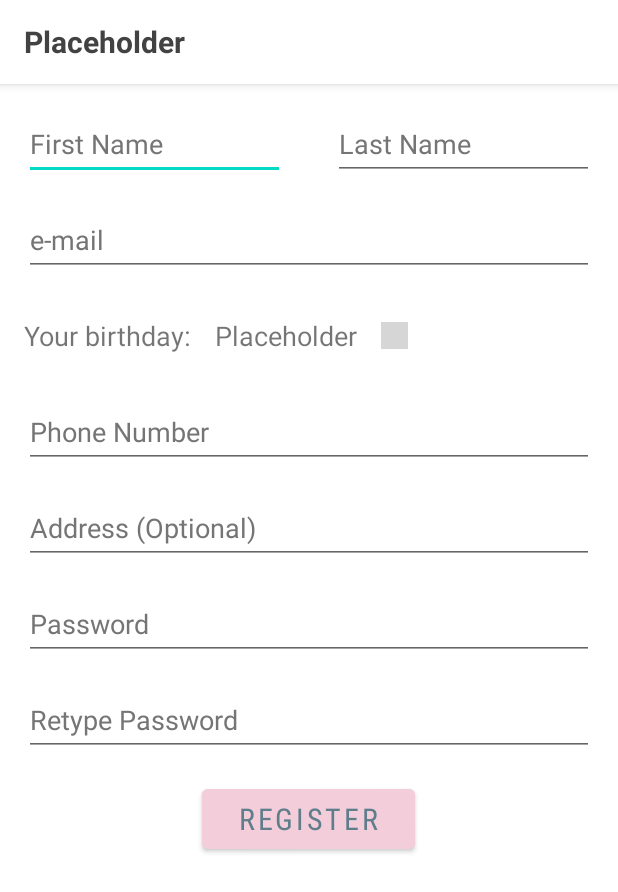
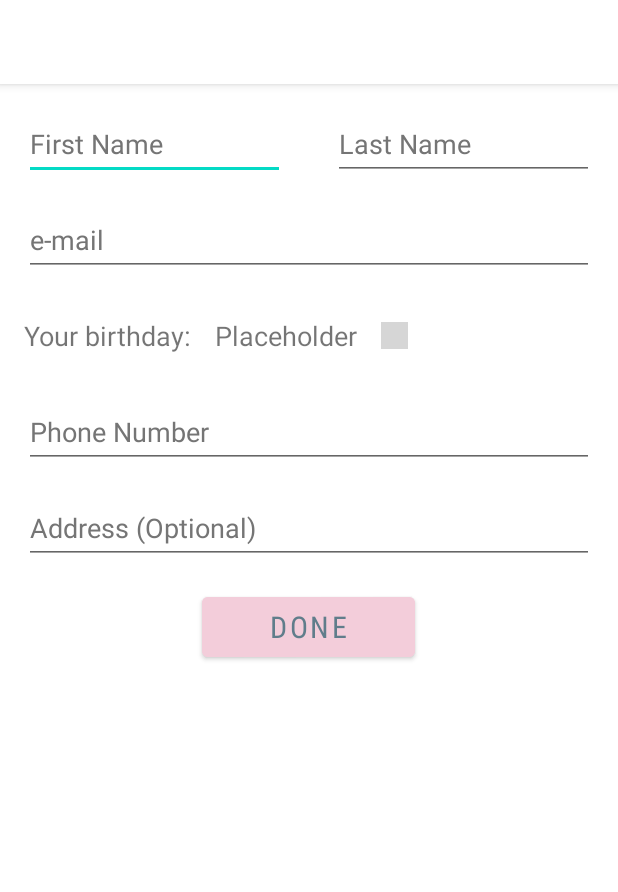
Before and after one commit to appeldaniel1998/ABM, an Android app: the ClientsEditClientActivity screen opened directly, with no data from a screen before it, on a phone screen of 412 x 824 dp. Shown: the top 892 px of the screen. Run offline under Robolectric (Android 15) with nearby library versions, the phone set to English and light mode, and no system bars; our stand-ins replace Firebase (no records; nobody signed in at launch, a user with empty details on screens opened directly); 7 statements that could not run were skipped; grey boxes are pictures that could not be loaded.

Commit message:
Added "edit client"

```diff
--- a/app/src/main/java/com/example/abm/Clients/ClientsEditClientActivity.java
+++ b/app/src/main/java/com/example/abm/Clients/ClientsEditClientActivity.java
@@ -1,42 +1,91 @@
 package com.example.abm.Clients;
 
+import android.annotation.SuppressLint;
 import android.app.ProgressDialog;
 import android.content.Intent;
 import android.os.Bundle;
+import android.view.View;
+import android.widget.Button;
 import android.widget.TextView;
 
-import androidx.appcompat.app.AppCompatActivity;
+import com.example.abm.BaseActivity;
+import com.example.abm.R;
+import com.google.firebase.firestore.FirebaseFirestore;
 
-import com.example.abm.R;
-
-public class ClientsEditClientActivity extends AppCompatActivity {
+public class ClientsEditClientActivity extends BaseActivity {
 
     Client client;
     String clientUID;
 
     private TextView titleName;
-    private TextView name;
+    private TextView firstName;
+    private TextView lastName;
     private TextView email;
     private TextView birthday;
     private TextView phoneNumber;
     private TextView address;
+
+    private Button doneEditingButton;
+
+    FirebaseFirestore database;
 
     @Override
     protected void onCreate(Bundle savedInstanceState) {
         super.onCreate(savedInstanceState);
         setContentView(R.layout.activity_logreg_register);
 
+        database = super.getCurrDatabase();
+
         ProgressDialog progressDialog;
-        progressDialog = ProgressDialog.show(this, "Client", "Loading, please wait...", true);
+        progressDialog = ProgressDialog.show(this, "Edit Client", "Loading, please wait...", true);
+
+        doneEditingButton = findViewById(R.id.registerButton);
+        titleName = findViewById(R.id.title);
+        firstName = findViewById(R.id.firstName);
+        lastName = findViewById(R.id.lastName);
+        email = findViewById(R.id.email);
+        phoneNumber = findViewById(R.id.phoneNumber);
+        address = findViewById(R.id.address);
+        birthday = findViewById(R.id.birthdayDatePicker);
+        findViewById(R.id.password).setVisibility(View.GONE);
+        findViewById(R.id.retypePassword).setVisibility(View.GONE);
 
         Intent intent = getIntent();
         clientUID = intent.getStringExtra("clientUID");
 
-//        titleName = findViewById(R.id.titleFullName);
-//        name = findViewById(R.id.fullNamePlaceholder);
-//        email = findViewById(R.id.emailPlaceholder);
-//        birthday = findViewById(R.id.birthdayPlaceholder);
-//        phoneNumber = findViewById(R.id.phoneNumberPlaceholder);
-//        address = findViewById(R.id.addressPlaceholder);
+        database.collection("Clients").document(clientUID)
+                .get()
+                .addOnSuccessListener(documentSnapshot -> { // If client info retrieved successfully from the DB
+                    client = documentSnapshot.toObject(Client.class);
+                    initValuesOfLayout();
+                    progressDialog.dismiss();
+
+                    doneEditingButton.setOnClickListener(new View.OnClickListener() {
+                        @Override
+                        public void onClick(View v) {
+                            Client userToAdd = new Client(firstName.getText().toString(), lastName.getText().toString(), email.getText().toString(),
+                                    phoneNumber.getText().toString(), address.getText().toString(), birthday.getText().toString(), clientUID); //creating a new user
+                            database.collection("Clients").document(clientUID).set(userToAdd); //adding user data to database
+
+                            Intent myIntent = new Intent(ClientsEditClientActivity.this, ClientsSingleClientViewActivity.class);
+                            myIntent.putExtra("clientUID", clientUID); //Optional parameters
+                            ClientsEditClientActivity.this.startActivity(myIntent);
+                            finish();
+                        }
+                    });
+                });
+    }
+
+    @SuppressLint("SetTextI18n")
+    private void initValuesOfLayout() {
+        String fullName = client.getFirstName() + " " + this.client.getLastName();
+        titleName.setText(fullName);
+        firstName.setText(client.getFirstName());
+        lastName.setText(client.getLastName());
+        email.setText(client.getEmail());
+        birthday.setText(client.getBirthdayDate());
+        phoneNumber.setText(client.getPhoneNumber());
+        address.setText(client.getAddress());
+        doneEditingButton.setText("Done");
     }
 }
--- a/app/src/main/java/com/example/abm/Clients/ClientsSingleClientViewActivity.java
+++ b/app/src/main/java/com/example/abm/Clients/ClientsSingleClientViewActivity.java
@@ -49,13 +49,11 @@ public class ClientsSingleClientViewActivity extends BaseActivity {
             progressDialog.dismiss();
 
             editClientButton.setOnClickListener(v -> {
-                Intent myIntent = new Intent(ClientsSingleClientViewActivity.this, ClientsSingleClientViewActivity.class);
+                Intent myIntent = new Intent(ClientsSingleClientViewActivity.this, ClientsEditClientActivity.class);
                 myIntent.putExtra("clientUID", clientUID); //Optional parameters
                 ClientsSingleClientViewActivity.this.startActivity(myIntent);
             });
         });
-
-
     }
 
     private void initValuesOfLayout() {
```
